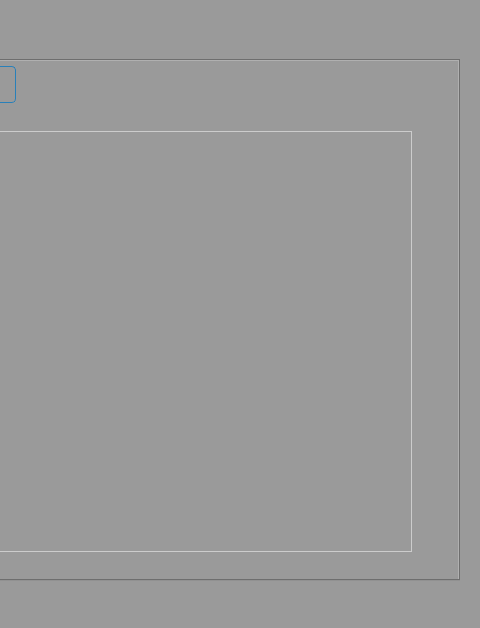
CodeDrTech/DevelopPython, file Sistema de ventas/ui/FrmArticulo.ui: the form before one commit; both pictures show x 481 to 961 and y 0 to 628 of the 961 by 628 pixel window.
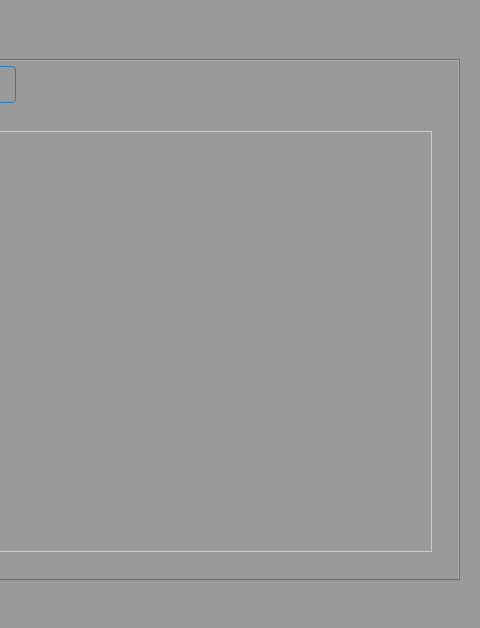
The form after the commit.

The edit to the form file:
```diff
--- a/Sistema de ventas/ui/FrmArticulo.ui
+++ b/Sistema de ventas/ui/FrmArticulo.ui
@@ -309,7 +309,7 @@
        <rect>
         <x>10</x>
         <y>70</y>
-        <width>871</width>
+        <width>891</width>
         <height>421</height>
        </rect>
       </property>
```
Left out of the diff: 3 changed lines with no effect on the pictures.
